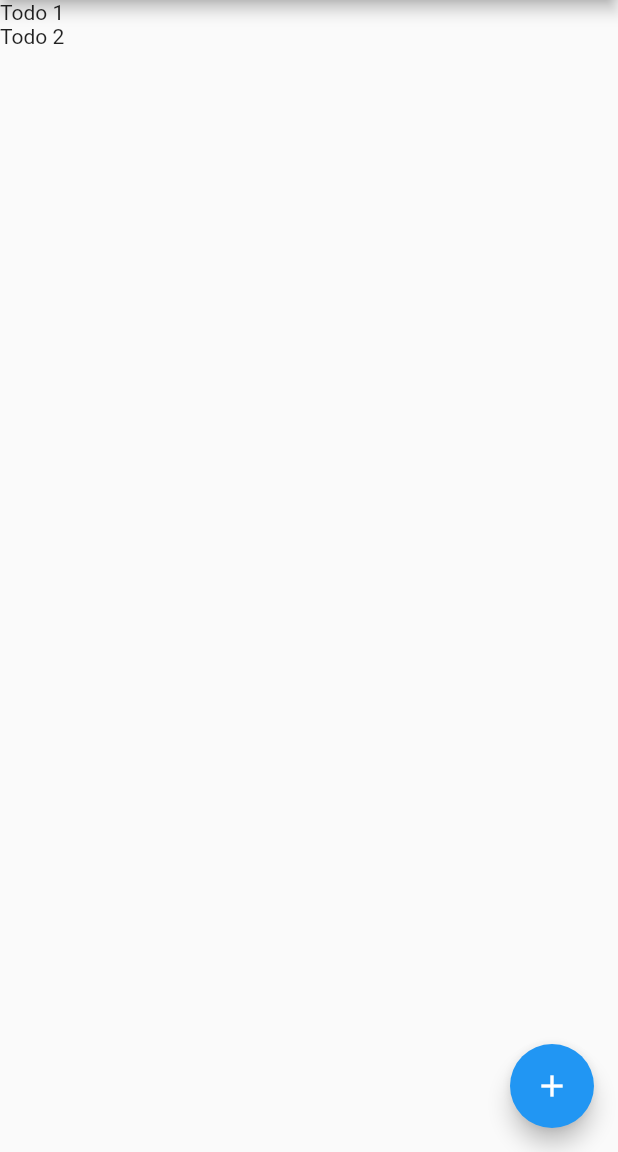
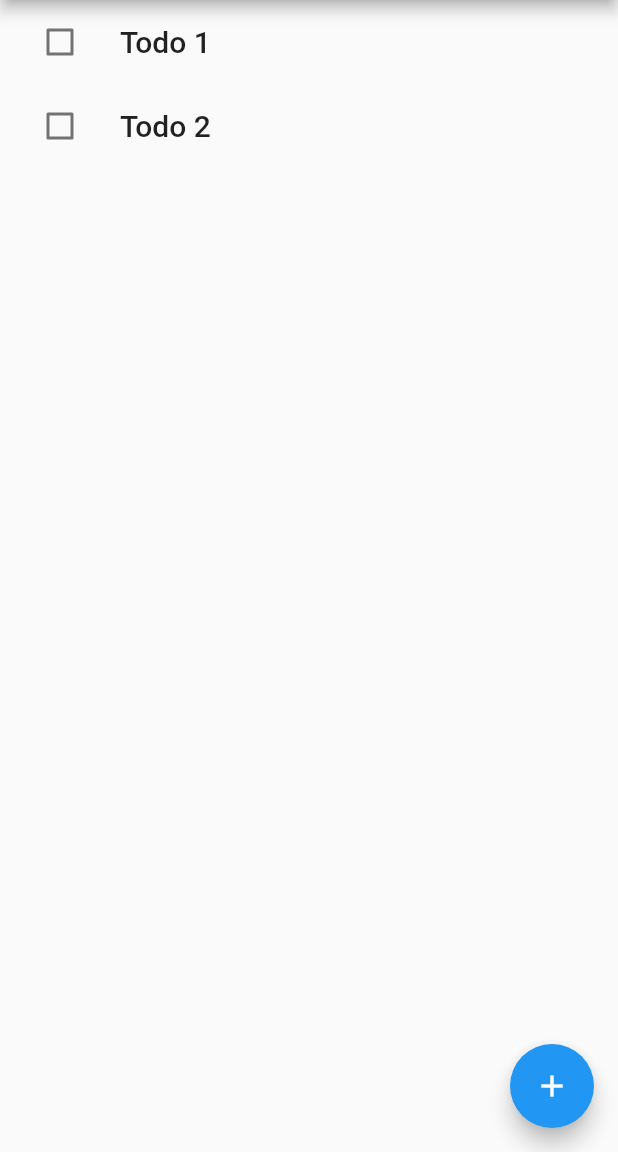
Before and after one commit to hareeshbabu82ns/flt_todos, a Flutter app: the screen it shows after launch, after a tap on the "add" icon, on a phone screen of 412 x 824 dp, the part 84-1236 px from its top. Run offline on Flutter 3.47's test engine with Material 2 defaults, Android fonts, the phone set to English and light mode, and no system bars; our stand-ins replace flutter_redux, redux.

Commit message:
Todo List Item view

```diff
--- a/lib/models/todo_ducs.dart
+++ b/lib/models/todo_ducs.dart
@@ -2,8 +2,11 @@ import 'package:redux/redux.dart';
 
 import 'todo.dart';
 
+export 'todo.dart';
+
 final todosReducer = combineReducers<List<Todo>>([
   new TypedReducer<List<Todo>, AddTodoAction>(_addTodo),
+  new TypedReducer<List<Todo>, UpdateTodoAction>(_updateTodo),
 ]);
 
 class AddTodoAction {
@@ -14,3 +17,14 @@ class AddTodoAction {
 List<Todo> _addTodo(List<Todo> todos, AddTodoAction action) {
   return List.from(todos)..add(action.todo);
 }
+
+class UpdateTodoAction {
+  final Todo todo;
+  UpdateTodoAction(this.todo);
+}
+
+List<Todo> _updateTodo(List<Todo> todos, UpdateTodoAction action) {
+  return todos
+      .map((todo) => todo.id == action.todo.id ? action.todo : todo)
+      .toList();
+}
--- a/lib/screens/todos_list_screen.dart
+++ b/lib/screens/todos_list_screen.dart
@@ -5,6 +5,8 @@ import '../models/todo.dart';
 import '../models/todo_ducs.dart';
 
 import '../models/app_state.dart';
+
+import 'package:flt_todos/views/todo_item.dart';
 
 class TodosListScreen extends StatelessWidget {
   Widget _buildTodosList() {
@@ -18,7 +20,7 @@ class TodosListScreen extends StatelessWidget {
         return ListView.builder(
           itemCount: todos.length,
           itemBuilder: (BuildContext contex, index) {
-            return Text('${todos[index].title}');
+            return TodoItemView(todos[index]);
           },
         );
       },
--- /dev/null
+++ b/lib/views/todo_item.dart
@@ -0,0 +1,35 @@
+import 'package:flutter/material.dart';
+import 'package:flutter_redux/flutter_redux.dart';
+
+import 'package:flt_todos/models/app_state.dart';
+import 'package:flt_todos/models/todo_ducs.dart';
+
+class TodoItemView extends StatelessWidget {
+  Todo _todo;
+  TodoItemView(this._todo);
+
+  @override
+  Widget build(BuildContext context) {
+    // return Text('${todo.id} - ${todo.title}');
+    return StoreConnector<AppState, VoidCallback>(
+      converter: (store) {
+        return () => store.dispatch(UpdateTodoAction(_todo));
+      },
+      builder: (context, callback) {
+        return ListTile(
+          leading: Checkbox(
+            value: _todo.done,
+            onChanged: (isChecked) {
+              _todo = _todo.copyWith(done: isChecked);
+              callback();
+            },
+          ),
+          title: Text(
+            _todo.title,
+            style: Theme.of(context).textTheme.title,
+          ),
+        );
+      },
+    );
+  }
+}
```
Also changed, not shown: lib/models/todo.dart (+8 -0 lines).
